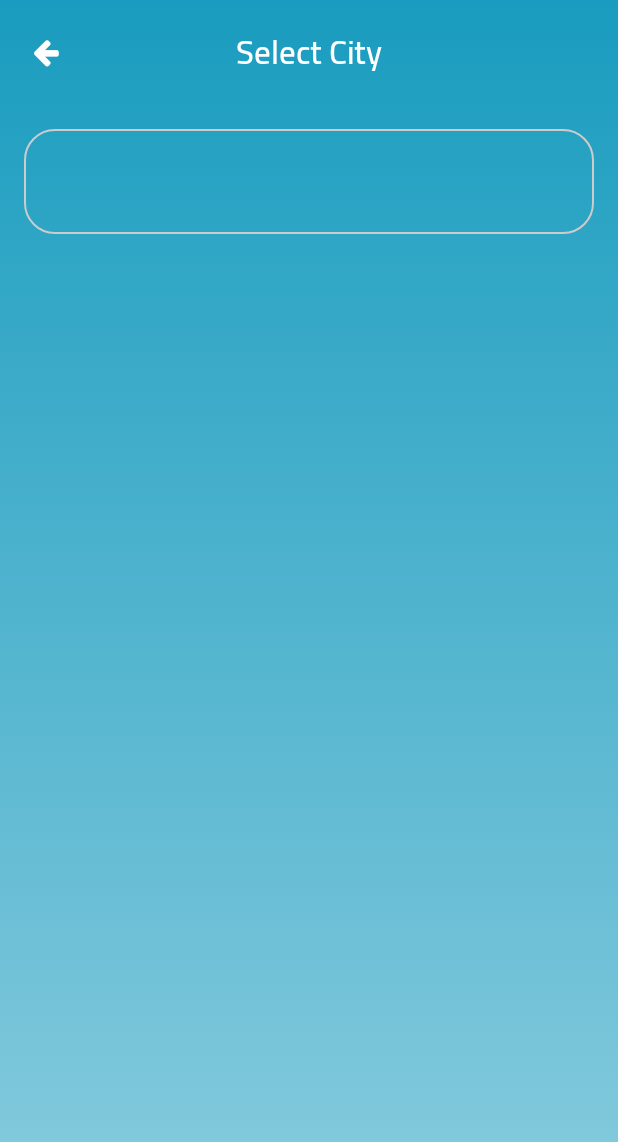
After one commit to arpi-es/MyWeatherApp, an Android app: the SetLocationActivity screen opened directly, with no data from a screen before it, on a phone screen of 412 x 824 dp. The commit adds this screen. Shown: the top 1142 px of the screen. Run offline under Robolectric (Android 15) with nearby library versions, the light colour scheme and no system bars.

Commit message:
SetLocation Activity Added

```diff
--- a/app/build.gradle
+++ b/app/build.gradle
@@ -28,7 +28,6 @@ dependencies {
     implementation 'com.android.support:design:28.0.0'
 
 
-
     implementation 'com.android.support:recyclerview-v7:28.0.0'
     implementation 'com.loopj.android:android-async-http:1.4.9'
     implementation 'com.google.code.gson:gson:2.8.5'
--- a/app/src/main/AndroidManifest.xml
+++ b/app/src/main/AndroidManifest.xml
@@ -3,9 +3,7 @@
     xmlns:tools="http://schemas.android.com/tools"
     package="com.example.android.myweatherapp">
 
-    <uses-permission android:name="android.permission.INTERNET"/>
-
-
+    <uses-permission android:name="android.permission.INTERNET" />
 
     <application
         android:allowBackup="true"
@@ -15,6 +13,7 @@
         android:supportsRtl="true"
         android:theme="@style/AppTheme"
         tools:ignore="GoogleAppIndexingWarning">
+        <activity android:name=".SetLocationActivity"></activity>
         <activity android:name=".MainActivity">
             <intent-filter>
                 <action android:name="android.intent.action.MAIN" />
@@ -22,7 +21,6 @@
                 <category android:name="android.intent.category.LAUNCHER" />
             </intent-filter>
         </activity>
-
     </application>
 
 </manifest>
--- /dev/null
+++ b/app/src/main/java/com/example/android/myweatherapp/SetLocationActivity.java
@@ -0,0 +1,13 @@
+package com.example.android.myweatherapp;
+
+import android.support.v7.app.AppCompatActivity;
+import android.os.Bundle;
+
+public class SetLocationActivity extends AppCompatActivity {
+
+    @Override
+    protected void onCreate(Bundle savedInstanceState) {
+        super.onCreate(savedInstanceState);
+        setContentView(R.layout.activity_set_location);
+    }
+}
--- /dev/null
+++ b/app/src/main/res/layout/activity_set_location.xml
@@ -0,0 +1,60 @@
+<?xml version="1.0" encoding="utf-8"?>
+<LinearLayout xmlns:android="http://schemas.android.com/apk/res/android"
+    xmlns:app="http://schemas.android.com/apk/res-auto"
+    xmlns:tools="http://schemas.android.com/tools"
+    android:layout_width="match_parent"
+    android:layout_height="match_parent"
+    android:orientation="vertical"
+    tools:context=".SetLocationActivity"
+    android:background="@drawable/background">
+
+
+    <RelativeLayout
+        android:layout_width="match_parent"
+        android:layout_height="70dp"
+        >
+
+        <Button
+            android:id="@+id/btnDrawer"
+            android:layout_width="50dp"
+            android:layout_height="match_parent"
+            android:layout_margin="6dp"
+            android:background="@android:color/transparent"
+            android:fontFamily="@font/fontawesome_webfont"
+            android:text="@string/fa_arrow_left"
+            android:textColor="@color/TextColorDarkGray"
+            android:textSize="20sp"
+            android:layout_alignParentStart="true"
+            android:layout_alignParentTop="true"
+            />
+
+        <TextView
+            android:id="@+id/txtLocation"
+            android:layout_width="match_parent"
+            android:layout_height="match_parent"
+            android:layout_alignBottom="@id/btnDrawer"
+            android:layout_alignParentTop="true"
+            android:layout_alignParentEnd="true"
+            android:layout_marginLeft="62dp"
+            android:layout_marginTop="6dp"
+            android:layout_marginRight="62dp"
+
+            android:fontFamily="@font/cairo_semibold"
+            android:gravity="center"
+            android:textColor="@color/TextColorDarkGray"
+            android:textSize="22sp"
+            android:typeface="normal"
+            android:text="Select City" />
+
+
+
+    </RelativeLayout>
+
+    <EditText
+        android:layout_margin="16dp"
+        android:padding="6dp"
+        android:layout_width="match_parent"
+        android:layout_height="70dp"
+        android:background="@drawable/customborder"/>
+
+</LinearLayout>
--- a/app/src/main/res/values/strings.xml
+++ b/app/src/main/res/values/strings.xml
@@ -4,4 +4,8 @@
 
     <string name="fa_bars">&#xf0c9;</string>
 
+    <string name="fa_arrow_left">&#xf060;</string>
+    <string name="selectcity">Select City</string>
+
+
 </resources>
```
Also changed, not shown: app/src/main/java/com/example/android/myweatherapp/MainActivity.java (+25 -7 lines), app/src/main/res/layout/activity_main.xml (+17 -6 lines), app/src/main/res/menu/activity_main_drawer.xml (added, +22 -0 lines).
